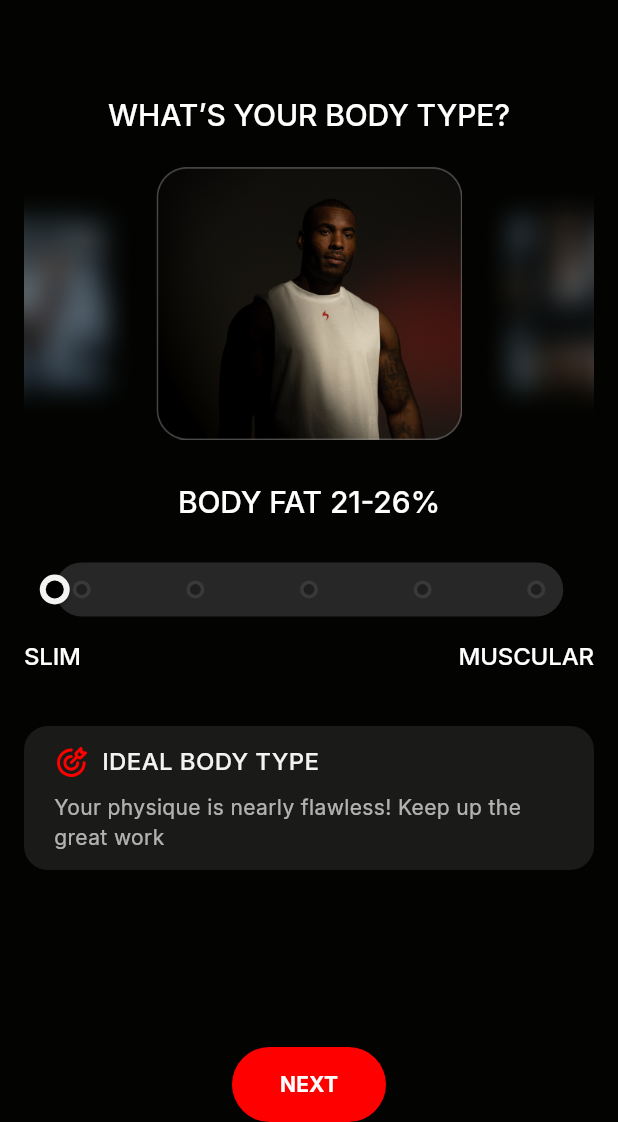
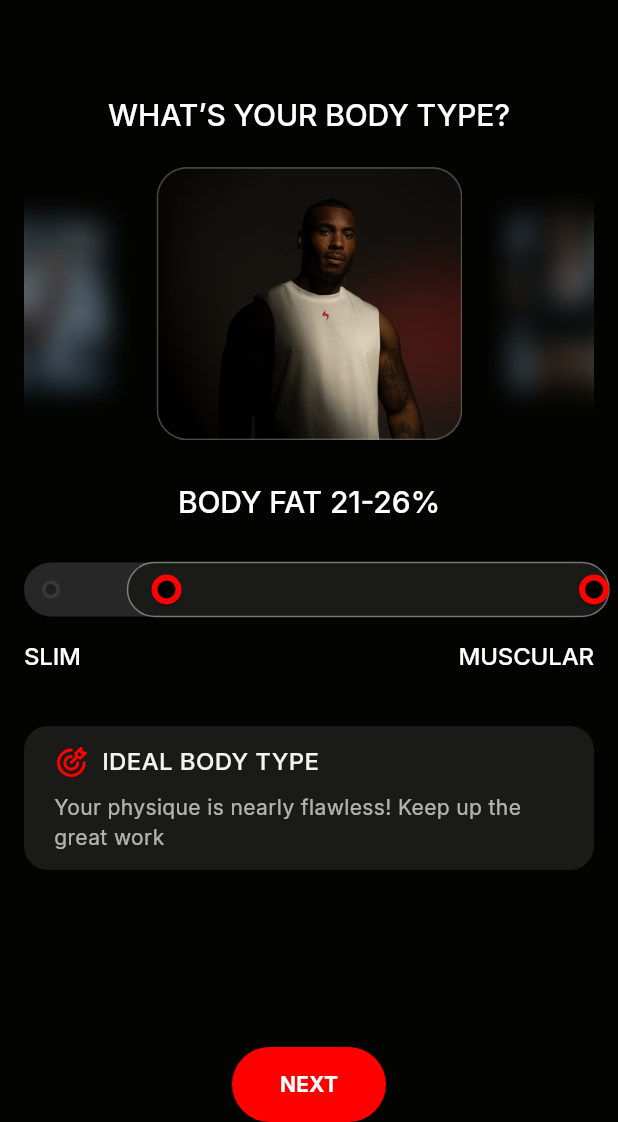
Before and after one commit to MahimMajee25/mana, a Flutter app: the BodyTypeSelector screen opened directly, after a tap on "NEXT", on a phone screen of 412 x 824 dp, the part 114-1236 px from its top. Run offline on Flutter 3.47's test engine with Material 3 defaults, Android fonts, the phone set to English and light mode, and no system bars; our stand-ins replace flutter_svg, google_fonts; statements that could not run were skipped.

Commit message:
Added changes

```diff
--- a/lib/bmi_flow/body_type.dart
+++ b/lib/bmi_flow/body_type.dart
@@ -1,6 +1,7 @@
 import 'package:flutter/material.dart';
 import 'package:flutter_svg/svg.dart';
 import 'package:google_fonts/google_fonts.dart';
+import 'package:height_weight/bmi_flow/target_body_type.dart';
 import 'package:height_weight/widgets/question_label.dart';
 import 'package:height_weight/widgets/single_selector_slider.dart';
 import 'package:height_weight/widgets/submit_button.dart';
@@ -14,7 +15,7 @@ class BodyTypeSelector extends StatefulWidget {
 }
 
 class _BodyTypeSelectorState extends State<BodyTypeSelector> {
-  ValueNotifier<double> sliderValue = ValueNotifier<double>(1.0);
+  double sliderValue = 1.0;
 
   @override
   void initState() {
@@ -51,7 +52,7 @@ class _BodyTypeSelectorState extends State<BodyTypeSelector> {
             Column(
               children: [
                 SingleSelectorSlider(sliderWidth: 339,onChanged: (val){
-                  sliderValue.value=val;
+                  sliderValue=val;
                 },),
                 SizedBox(height: 12,),
                 Row(
@@ -104,7 +105,15 @@ class _BodyTypeSelectorState extends State<BodyTypeSelector> {
               ),
             ),
             Spacer(),
-            SubmitButton(submitText: "NEXT"),
+            SubmitButton(submitText: "NEXT",onPressed: (){
+              Navigator.push(
+                context,
+                MaterialPageRoute(
+                  builder:
+                      (context) => TargetBodyTypeSelector(),
+                ),
+              );
+            },),
           ],
         ),
       ),
--- a/lib/bmi_flow/target_body_type.dart
+++ b/lib/bmi_flow/target_body_type.dart
@@ -0,0 +1,116 @@
+import 'package:flutter/material.dart';
+import 'package:flutter_svg/svg.dart';
+import 'package:google_fonts/google_fonts.dart';
+import 'package:height_weight/widgets/question_label.dart';
+import 'package:height_weight/widgets/range_slider.dart';
+import 'package:height_weight/widgets/single_selector_slider.dart';
+import 'package:height_weight/widgets/submit_button.dart';
+import 'package:height_weight/widgets/top_stack.dart';
+
+class TargetBodyTypeSelector extends StatefulWidget {
+  const TargetBodyTypeSelector({super.key});
+
+  @override
+  _TargetBodyTypeSelectorState createState() => _TargetBodyTypeSelectorState();
+}
+
+class _TargetBodyTypeSelectorState extends State<TargetBodyTypeSelector> {
+  double sliderValue = 1.0;
+
+  @override
+  void initState() {
+    super.initState();
+  }
+
+  @override
+  Widget build(BuildContext context) {
+    return Scaffold(
+      backgroundColor: Color(0xFF030402),
+      body: Padding(
+        padding: EdgeInsets.only(top: MediaQuery.of(context).padding.top + 20, left: 16, right: 16),
+        child: Column(
+          children: [
+            TopStack(
+              onTap: () {
+                Navigator.pop(context);
+              },
+            ),
+            SizedBox(height: 52),
+            QuestionLabel(textLabel: "What’s your Body Type?",fontSize: 20,),
+            SizedBox(height: 24),
+            Row(
+              mainAxisAlignment: MainAxisAlignment.spaceBetween,
+              children: [
+                Image.asset('assets/images/blur_image2.png', height: 155),
+                Image.asset('assets/images/mask_group.png', height: 182, width: 204),
+                Image.asset('assets/images/blur_image1.png', height: 155),
+              ],
+            ),
+            SizedBox(height: 32),
+            QuestionLabel(textLabel: "Body Fat 21-26%",fontSize: 20,),
+            SizedBox(height: 24,),
+            Column(
+              children: [
+                CustomRangeSlider(leftValue: 2,
+                  onChanged: (RangeValues values) {
+                    print('Start: ${values.start}, End: ${values.end}');
+                  },
+                ),
+                SizedBox(height: 12,),
+                Row(
+                  mainAxisAlignment: MainAxisAlignment.spaceBetween,
+                  children: [
+                    QuestionLabel(textLabel: "Slim",fontSize: 16,),
+                    QuestionLabel(textLabel: "Muscular",fontSize: 16,),
+                  ],
+                )
+              ],
+            ),
+            SizedBox(height: 39,),
+            Container(
+              padding: EdgeInsets.symmetric(
+                vertical: 12,
+                horizontal: 20,
+              ),
+              decoration: BoxDecoration(
+                color: Color(0xFF1A1B18),
+                borderRadius: BorderRadius.circular(16),
+              ),
+              child: Column(
+                children: [
+                  Row(
+                    mainAxisAlignment: MainAxisAlignment.start,
+                    children: [
+                      SvgPicture.asset('assets/icons/target.svg',height: 24,width: 24,),
+                      SizedBox(width: 8),
+                      Text(
+                        "IDEAL BODY TYPE",
+                        style: GoogleFonts.inter(
+                          fontSize: 16,
+                          fontWeight: FontWeight.w500,
+                          color: Color(0xFFF3F4F1),
+                        ),
+                      ),
+                    ],
+                  ),
+                  SizedBox(height: 8),
+                  Text(
+                    textAlign: TextAlign.start,
+                    "Your physique is nearly flawless! Keep up the great work",
+                    style: GoogleFonts.inter(
+                      fontSize: 14,
+                      fontWeight: FontWeight.w400,
+                      color: Color.fromRGBO(243, 244, 241, 0.7),
+                    ),
+                  ),
+                ],
+              ),
+            ),
+            Spacer(),
+            SubmitButton(submitText: "NEXT"),
+          ],
+        ),
+      ),
+    );
+  }
+}
--- a/lib/widgets/range_slider.dart
+++ b/lib/widgets/range_slider.dart
@@ -1,53 +1,94 @@
 import 'package:flutter/material.dart';
 import 'package:flutter/services.dart';
 
-class RangeSliderOk extends StatefulWidget {
-  const RangeSliderOk({super.key});
+class CustomRangeSlider extends StatefulWidget {
+  final double? sliderHeight;
+  final double? sliderWidth;
+  final double? minValue;
+  final double? maxValue;
+  final int? divisions;
+  final double? leftValue;
+  final ValueChanged<RangeValues> onChanged;
+
+  const CustomRangeSlider({
+    super.key,
+    this.sliderHeight,
+    this.sliderWidth,
+    this.minValue,
+    this.maxValue,
+    this.divisions,
+    this.leftValue,
+    required this.onChanged,
+  });
 
   @override
-  State<RangeSliderOk> createState() => _RangeSliderOkState();
+  State<CustomRangeSlider> createState() => _CustomRangeSliderState();
 }
 
-class _RangeSliderOkState extends State<RangeSliderOk> {
+class _CustomRangeSliderState extends State<CustomRangeSlider> {
   RangeValues _currentRangeValues = const RangeValues(1, 5);
   RangeValues _previousRangeValues = const RangeValues(1, 5);
 
   @override
+  void initState() {
+    super.initState();
+    if (widget.leftValue != null) {
+      _currentRangeValues = RangeValues(widget.leftValue!, _currentRangeValues.end);
+      _previousRangeValues = _currentRangeValues;
+    }
+  }
+
+  @override
+  void didUpdateWidget(CustomRangeSlider oldWidget) {
+    super.didUpdateWidget(oldWidget);
+    if (widget.leftValue != oldWidget.leftValue && widget.leftValue != null) {
+      _currentRangeValues = RangeValues(widget.leftValue!, _currentRangeValues.end);
+      _previousRangeValues = _currentRangeValues;
+    }
+  }
+
+  @override
   Widget build(BuildContext context) {
-    return Padding(
-      padding: const EdgeInsets.symmetric(horizontal: 20.0),
+    return SizedBox(
+      width: widget.sliderWidth ?? double.maxFinite,
       child: SliderTheme(
         data: SliderThemeData(
-          rangeTickMarkShape: CustomRangeTickShape(), // Show tick marks only on inactive track
-          rangeTrackShape: CustomRangeTrackShape(), // Custom track with white border
+          rangeTickMarkShape: CustomRangeTickShape(),
+          rangeTrackShape: CustomRangeTrackShape(),
           rangeThumbShape: CustomRangeThumbShape(),
-          trackHeight: 36,
+          trackHeight: widget.sliderHeight ?? 36,
           inactiveTrackColor: const Color(0xFF272727),
           activeTrackColor: const Color(0xFF1A1B18),
-          thumbColor: Color(0xFFFF0101),
+          thumbColor: const Color(0xFFFF0101),
         ),
         child: RangeSlider(
           values: _currentRangeValues,
           onChanged: (val) {
             setState(() {
-              // Keep the start value fixed, only allow end value to change
-              RangeValues newValues = RangeValues(1.0, val.end);
+              RangeValues newValues;
 
-              // Check if end value changed (crossed a discrete value)
+              if (widget.leftValue != null) {
+                newValues = RangeValues(widget.leftValue!, val.end);
+              } else {
+                newValues = val;
+              }
+
+              bool startChanged = newValues.start.round() != _previousRangeValues.start.round();
               bool endChanged = newValues.end.round() != _previousRangeValues.end.round();
 
-              if (endChanged) {
-                // Trigger haptic feedback when crossing tick marks
+              if (startChanged || endChanged) {
                 HapticFeedback.selectionClick();
               }
 
               _previousRangeValues = _currentRangeValues;
               _currentRangeValues = newValues;
+
+              widget.onChanged(newValues);
             });
           },
-          min: 1,
-          max: 5,
-          divisions: 4,
+          min: widget.minValue ?? 1,
+          max: widget.maxValue ?? 5,
+          divisions: widget.divisions ?? 4,
         ),
       ),
     );
@@ -74,20 +115,19 @@ class CustomRangeTickShape extends RangeSliderTickMarkShape {
       }) {
     final canvas = context.canvas;
 
-    // Only show tick marks on inactive track (outside the range)
     final bool isInActiveRange = center.dx >= startThumbCenter.dx && center.dx <= endThumbCenter.dx;
 
     if (!isInActiveRange) {
       final Paint thumbPaint =
       Paint()
-        ..color = Color(0xFF393939)
+        ..color = const Color(0xFF393939)
         ..style = PaintingStyle.fill;
 
       canvas.drawCircle(center, 6, thumbPaint);
 
       final Paint innerPaint =
       Paint()
-        ..color = Color(0xFF1F1F1F)
+        ..color = const Color(0xFF1F1F1F)
         ..style = PaintingStyle.fill;
 
       canvas.drawCircle(center, 6 * 0.6, innerPaint);
@@ -135,45 +175,38 @@ class CustomRangeTrackShape extends RangeSliderTrackShape {
     final Canvas canvas = context.canvas;
     final double trackRadius = trackRect.height / 2;
 
-    // Paint inactive track (full width)
-    final Paint inactiveTrackPaint = Paint()
+    final Paint inactiveTrackPaint =
+    Paint()
       ..color = sliderTheme.inactiveTrackColor!
       ..style = PaintingStyle.fill;
 
-    final RRect inactiveTrackRRect = RRect.fromRectAndRadius(
-      trackRect,
-      Radius.circular(trackRadius),
-    );
+    final RRect inactiveTrackRRect = RRect.fromRectAndRadius(trackRect, Radius.circular(trackRadius));
     canvas.drawRRect(inactiveTrackRRect, inactiveTrackPaint);
 
-    // Paint active track (between thumbs, extending to thumb centers)
-    final double thumbRadius = 12.0; // Match the thumb radius
-    final double activeTrackLeft = startThumbCenter.dx - thumbRadius-6;
-    final double activeTrackRight = endThumbCenter.dx + thumbRadius+6;
+    final double thumbRadius = 12.0;
+    final double activeTrackLeft = startThumbCenter.dx - thumbRadius - 6;
+    final double activeTrackRight = endThumbCenter.dx + thumbRadius + 6;
     final double activeTrackWidth = activeTrackRight - activeTrackLeft;
 
     if (activeTrackWidth > 0) {
       final Rect activeTrackRect = Rect.fromLTWH(
-        activeTrackLeft.clamp(trackRect.left, trackRect.right - activeTrackWidth+10),
+        activeTrackLeft.clamp(trackRect.left, trackRect.right - activeTrackWidth + 10),
         trackRect.top,
         activeTrackWidth.clamp(0, trackRect.width),
         trackRect.height,
       );
 
-      // Paint active track background
-      final Paint activeTrackPaint = Paint()
+      final Paint activeTrackPaint =
+      Paint()
         ..color = sliderTheme.activeTrackColor!
         ..style = PaintingStyle.fill;
 
-      final RRect activeTrackRRect = RRect.fromRectAndRadius(
-        activeTrackRect,
-        Radius.circular(trackRadius),
-      );
+      final RRect activeTrackRRect = RRect.fromRectAndRadius(activeTrackRect, Radius.circular(trackRadius));
       canvas.drawRRect(activeTrackRRect, activeTrackPaint);
 
-      // Paint white border around active track
-      final Paint borderPaint = Paint()
-        ..color = Color(0x70F3F4F1)
+      final Paint borderPaint =
+      Paint()
+        ..color = const Color(0x70F3F4F1)
         ..style = PaintingStyle.stroke
         ..strokeWidth = 1.0;
 
@@ -217,21 +250,19 @@ class CustomRangeThumbShape extends RangeSliderThumbShape {
     final Canvas canvas = context.canvas;
     final Tween<double> radiusTween = Tween<double>(begin: disabledThumbRadius, end: thumbRadius);
 
-    final double radius = radiusTween.evaluate(enableAnimation)-2;
+    final double radius = radiusTween.evaluate(enableAnimation) - 2;
     final double currentElevation = isPressed == true ? pressedElevation : elevation;
 
     final Path shadowPath = Path()..addOval(Rect.fromCircle(center: center, radius: radius));
     canvas.drawShadow(shadowPath, Colors.black, currentElevation, true);
 
-    final Paint thumbPaint =
-    Paint()
+    final Paint thumbPaint = Paint()
       ..color = sliderTheme.thumbColor ?? Colors.blue
       ..style = PaintingStyle.fill;
 
     canvas.drawCircle(center, radius, thumbPaint);
 
-    final Paint innerPaint =
-    Paint()
+    final Paint innerPaint = Paint()
       ..color = Colors.black
       ..style = PaintingStyle.fill;
 
```
